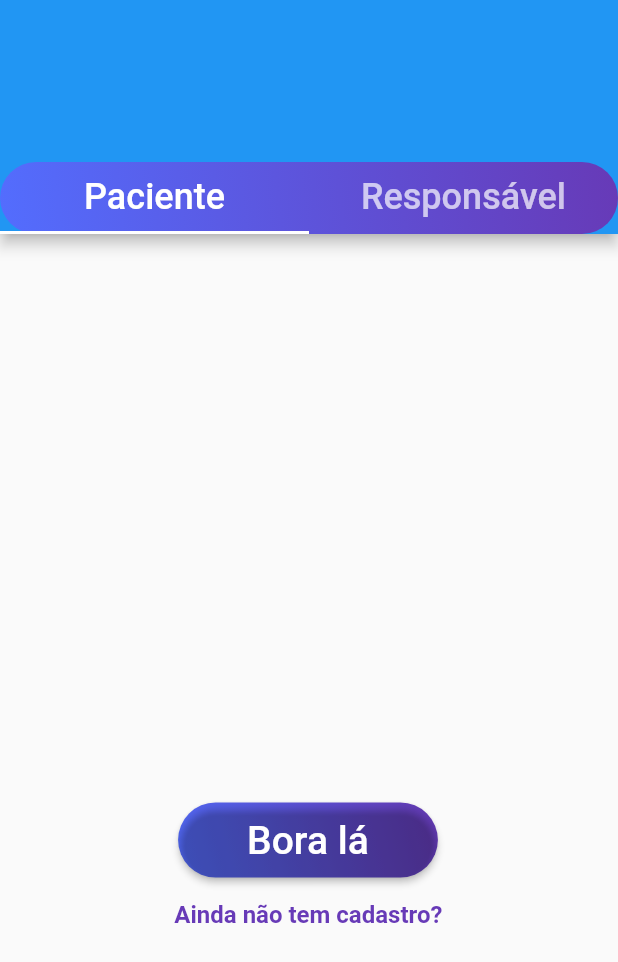
After one commit to AnaSPires/Unique, a Flutter app: the Cadastro screen opened directly, on a phone screen of 412 x 824 dp. The commit adds this screen. Shown: the top 962 px of the screen. Run offline on Flutter 3.47's test engine with Material 2 defaults, Android fonts, the phone set to English and light mode, and no system bars.

Commit message:
AAAAAAAAAA CADASTROOO

```diff
--- /dev/null
+++ b/unique_app/lib/cadastro.dart
@@ -0,0 +1,166 @@
+import 'dart:async';
+import 'dart:developer';
+
+import 'package:flutter/cupertino.dart';
+import 'package:flutter/material.dart';
+import 'package:flutter/painting.dart';
+import 'package:flutter/rendering.dart';
+import 'package:uniqueapp/menu.dart';
+import 'package:uniqueapp/login.dart';
+
+void main() {
+  runApp(MaterialApp(title: "Cadastro", home: Cadastro()));
+}
+
+class Cadastro extends StatefulWidget {
+  @override
+  _CadastroState createState() => _CadastroState();
+}
+
+class DecoratedTabBar extends StatelessWidget implements PreferredSizeWidget {
+  DecoratedTabBar({@required this.tabBar, @required this.decoration});
+
+  final TabBar tabBar;
+  final BoxDecoration decoration;
+
+  @override
+  Size get preferredSize => Size(100.00,100.0);
+
+  @override
+  Widget build(BuildContext context) {
+    return Stack(
+      children: [
+        Positioned.fill(child: Container(decoration: decoration)),
+        tabBar,
+      ],
+    );
+  }
+}
+
+class _CadastroState extends State<Cadastro> {
+  //variaveis
+  //codigo
+
+  @override
+  Widget build(BuildContext context) {
+    return Scaffold(
+        resizeToAvoidBottomInset:false,
+        body: Container(
+            color: Colors.white,
+            child: Stack(children: <Widget>[
+
+              Padding(
+                padding: EdgeInsets.only(top:30.0, left: 215.2, right: 15.2),
+                child:
+
+                Container(
+                    child:
+                    Text(
+                      "Cadastro", style: TextStyle(color:Colors.white, decoration: TextDecoration.none, fontSize: 40.0,fontWeight: FontWeight.bold),
+
+                    )),),
+
+   Padding(
+     padding: EdgeInsets.only(top: 0.0),
+     child:
+     DefaultTabController(
+       length: 2,
+       child: Scaffold(
+         appBar:  AppBar(
+           bottom: DecoratedTabBar(
+             tabBar: TabBar(
+             tabs:[
+               Tab(
+                 child:
+                 Text("Paciente",style: TextStyle(fontSize: 24.0),),),
+               Tab(
+                   child:
+               Text('Responsável', style: TextStyle(fontSize: 24.0))),
+             ],),
+             decoration: BoxDecoration(
+               gradient: LinearGradient(
+                   begin: Alignment.topRight,
+                   end: Alignment.bottomLeft,
+                   colors: [Colors.deepPurple, Colors.indigoAccent]),
+               borderRadius: BorderRadius.circular(28.0),
+             ),
+           ),
+         ),
+       ),
+     ),
+//          decoration: BoxDecoration(
+//            border: Border(
+//              bottom: BorderSide(
+//                color: Colors.blue,
+//                width: 2.0,
+//              ),
+//            ),
+//          ),
+
+      ),
+
+              Padding(
+                padding: EdgeInsets.only(top:535.0, left: 118.71, right: 118.71),
+                child:
+                Container(
+                  decoration: BoxDecoration(
+                    gradient: LinearGradient(
+                        begin: Alignment.topRight,
+                        end: Alignment.bottomLeft,
+                        colors: [Colors.deepPurple, Colors.indigoAccent]),
+                    borderRadius: BorderRadius.circular(28.0),
+                  ),
+                  child:
+                  RaisedButton(
+                      shape: RoundedRectangleBorder(
+                          borderRadius: BorderRadius.circular(28.0),
+                          side: BorderSide(color: Colors.transparent)),
+                      onPressed: () {
+                        _navigateToMenu();
+                      },
+                      color: Colors.transparent,
+                      textColor: Colors.white,
+                      child: Padding(
+                        padding: EdgeInsets.only(left:30.0, right: 30.0,top: 10.0,bottom: 10.0),
+                        child:
+                        Text("Bora lá",
+                            style: TextStyle(fontSize: 26)),
+                      )),),),
+              Padding(
+                  padding: EdgeInsets.only(top:600.0, left: 116.21, right: 116.21),
+                  child:
+                  InkWell(
+                    onTap:(){ _navigateToCadastro();},
+                    child:
+                    Text("Ainda não tem cadastro?",
+                      style: TextStyle(fontSize: 16, color:Colors.deepPurple,fontWeight: FontWeight.bold),),
+                  )
+              ),
+            ])));
+  }
+  void _navigateToMenu(){
+    Navigator.of(context).pushReplacement(
+        MaterialPageRoute(builder: (BuildContext context)=> Menu())
+    );
+  }
+  void _navigateToCadastro(){
+    Navigator.of(context).pushReplacement(
+        MaterialPageRoute(builder: (BuildContext context)=> Menu())
+    );
+  }
+}
+
+//Container(
+//padding: EdgeInsets.only(left: 10.0),
+//alignment: Alignment(0.1, -1.0),
+//width: 1500.0,
+//child: Image.asset("images/cad_up.png", width: 1500.0)),
+
+//Container(
+//alignment: Alignment(0.0,1.0),
+//padding: EdgeInsets.only(left: 25.0),
+//child:
+//Image.asset(
+//"images/cad_down.png",
+//width: 1800.0,
+//)),
--- a/unique_app/pubspec.yaml
+++ b/unique_app/pubspec.yaml
@@ -57,6 +57,8 @@ flutter:
     - images/login_up.png
     - images/login_down.png
     - images/login_icon.png
+    - images/cad_up.png
+    - images/cad_down.png
 
   # An image asset can refer to one or more resolution-specific "variants", see
   # https://flutter.dev/assets-and-images/#resolution-aware.
```
Also changed, not shown: unique_app/lib/BD/server.dart (+85 -85 lines), unique_app/lib/entrada.dart (+9 -1 lines), imagens/1x/Ativo 10.png (added), imagens/1x/Ativo 9.png (added), unique_app/Images/cad_down.png (added), unique_app/Images/cad_up.png (added), unique_app/lib/dectab.dart (added), unique_app/pubspec.lock, 1 other file.
